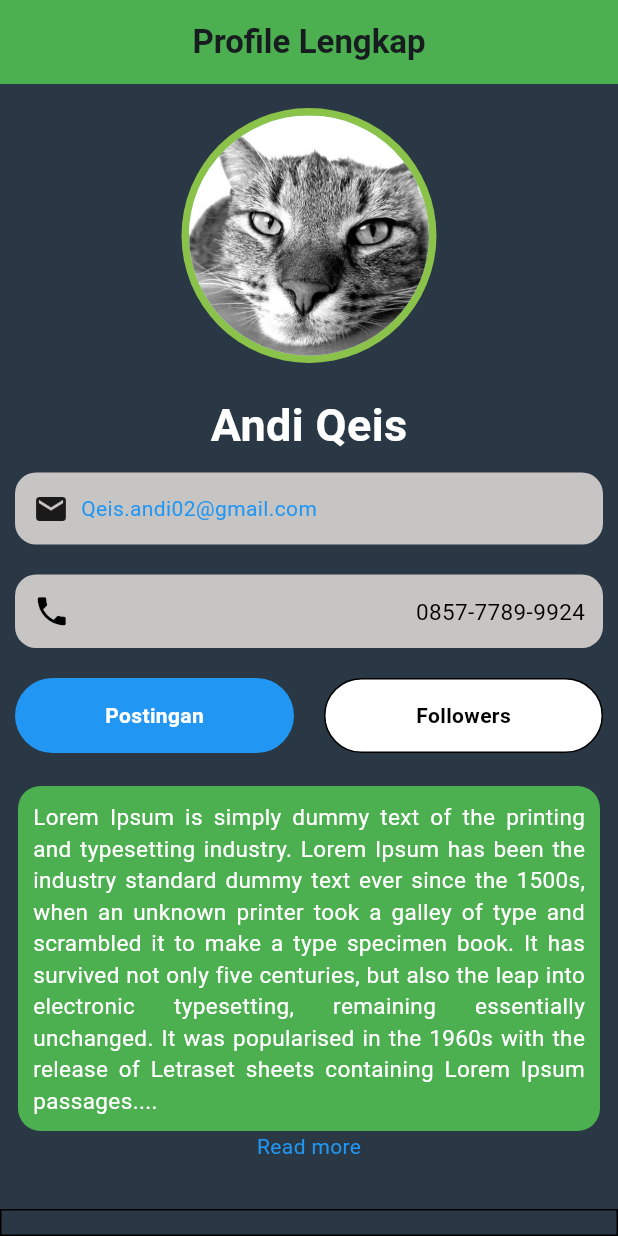
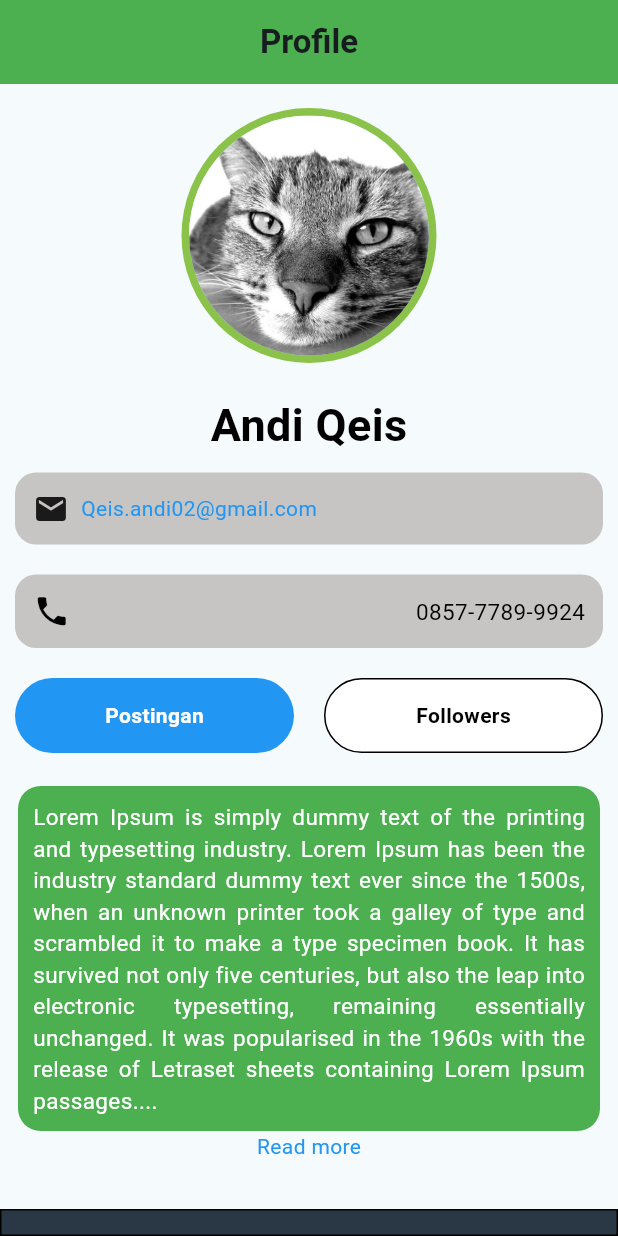
Before and after one commit to qeisandi/andippkd_mpro_b2, a Flutter app: the screen it shows after launch, on a phone screen of 412 x 824 dp. Run offline on Flutter 3.47's test engine with Material 3 defaults, Android fonts, the phone set to English and light mode, and no system bars.

Commit message:
tugas 2 flutter

```diff
--- a/lib/meet_dua/tugas_dua_flutter.dart
+++ b/lib/meet_dua/tugas_dua_flutter.dart
@@ -6,13 +6,9 @@ class MeetDua extends StatelessWidget {
   @override
   Widget build(BuildContext context) {
     return Scaffold(
-      backgroundColor: const Color.fromARGB(255, 41, 56, 68),
       appBar: AppBar(
         title: Center(
-          child: Text(
-            'Profile Lengkap',
-            style: TextStyle(fontWeight: FontWeight.bold),
-          ),
+          child: Text('Profile', style: TextStyle(fontWeight: FontWeight.bold)),
         ),
         backgroundColor: Colors.green,
       ),
@@ -37,7 +33,7 @@ class MeetDua extends StatelessWidget {
                   style: TextStyle(
                     fontSize: 30,
                     fontWeight: FontWeight.bold,
-                    color: Colors.white,
+                    color: const Color.fromARGB(255, 0, 0, 0),
                   ),
                 ),
               ),
```
